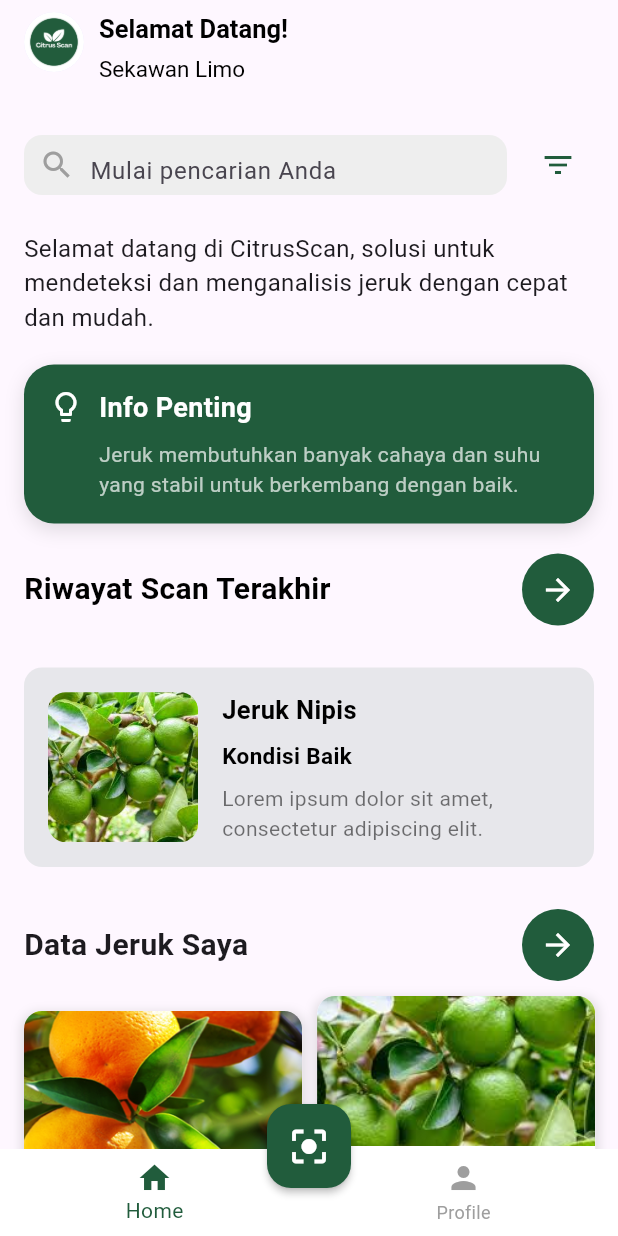
After one commit to Eddav29/CitrusScan-Project, a Flutter app: the screen it shows after launch, on a phone screen of 412 x 824 dp. The commit adds this screen. Run offline on Flutter 3.47's test engine with Material 3 defaults, Android fonts, the phone set to English and light mode, and no system bars; our stand-ins replace camera.

Commit message:
Add Layout : Homescreen

```diff
--- a/frontend/frontend_project/lib/main.dart
+++ b/frontend/frontend_project/lib/main.dart
@@ -1,18 +1,50 @@
-import 'package:citrus_scan/screen/camera_screen.dart';
 import 'package:flutter/material.dart';
+import 'screen/home_screen.dart';
+
 void main() {
-  runApp(MyApp());
+  runApp(CitrusScanApp());
 }
 
-class MyApp extends StatelessWidget {
+class CitrusScanApp extends StatelessWidget {
   @override
   Widget build(BuildContext context) {
     return MaterialApp(
-      title: 'Camera App',
+      debugShowCheckedModeBanner: false, // Menghilangkan tulisan "debug"
+      title: 'CitrusScan',
       theme: ThemeData(
-        primarySwatch: Colors.blue,
+        primarySwatch: createMaterialColor(Color(0xFF215C3C)), // Warna utama hijau
       ),
-      home: CameraScreen(), // Set CameraScreen sebagai halaman utama
+      initialRoute: '/', // Rute awal aplikasi
+      routes: {
+        '/': (context) => HomeScreen(),
+        // Tambahkan rute lainnya sesuai dengan fitur yang tersedia
+      },
     );
   }
+
+  // Fungsi untuk membuat MaterialColor dari Color
+  MaterialColor createMaterialColor(Color color) {
+    List<double> strengths = <double>[.05]; // Daftar tingkat kekuatan warna
+    Map<int, Color> swatch = {}; // Peta untuk menyimpan variasi warna
+    final int r = color.red, g = color.green, b = color.blue; // Ambil komponen RGB dari warna
+
+    // Menambahkan kekuatan warna yang berbeda
+    for (int i = 1; i < 10; i++) {
+      strengths.add(0.1 * i);
+    }
+
+    // Menghitung setiap variasi warna berdasarkan kekuatan
+    for (var strength in strengths) {
+      final double ds = 0.5 - strength;
+      swatch[(strength * 1000).round()] = Color.fromRGBO(
+        r + ((ds < 0 ? r : (255 - r)) * ds).round(),
+        g + ((ds < 0 ? g : (255 - g)) * ds).round(),
+        b + ((ds < 0 ? b : (255 - b)) * ds).round(),
+        1,
+      );
+    }
+
+    // Mengembalikan MaterialColor yang sudah dibuat
+    return MaterialColor(color.value, swatch);
+  }
 }
--- /dev/null
+++ b/frontend/frontend_project/lib/screen/data_jeruk_widget.dart
@@ -0,0 +1,72 @@
+import 'package:flutter/material.dart';
+
+class DataJerukWidget extends StatelessWidget {
+  final String namaJeruk; // Nama jeruk yang akan ditampilkan
+  final String tanggalScan; // Tanggal scan jeruk
+  final String imagePath; // Path gambar jeruk
+
+  DataJerukWidget({
+    required this.namaJeruk,
+    required this.tanggalScan,
+    required this.imagePath,
+  });
+
+  @override
+  Widget build(BuildContext context) {
+    return Container(
+      width: MediaQuery.of(context).size.width * 0.45, // Mengatur lebar widget menjadi 45% dari lebar layar
+      decoration: BoxDecoration(
+        color: Colors.white, // Warna latar belakang container
+        borderRadius: BorderRadius.circular(12), // Membuat sudut container melengkung
+        boxShadow: [
+          BoxShadow(
+            color: Colors.grey.withOpacity(0.3), // Bayangan berwarna abu-abu dengan sedikit transparansi
+            spreadRadius: 2, // Menyebarkan bayangan
+            blurRadius: 5, // Efek blur pada bayangan
+            offset: Offset(0, 3), // Offset bayangan dari widget
+          ),
+        ],
+      ),
+      child: Column(
+        crossAxisAlignment: CrossAxisAlignment.start, // Mengatur konten di dalam column agar mulai dari kiri
+        children: [
+          ClipRRect(
+            borderRadius: BorderRadius.only(
+              topLeft: Radius.circular(12), // Sudut kiri atas gambar melengkung
+              topRight: Radius.circular(12), // Sudut kanan atas gambar melengkung
+            ),
+            child: Image.asset(
+              imagePath, // Menampilkan gambar dari path yang diberikan
+              width: double.infinity, // Gambar memenuhi lebar container
+              height: 100, // Mengatur tinggi gambar
+              fit: BoxFit.cover, // Gambar menyesuaikan dengan ukuran widget tanpa terpotong
+            ),
+          ),
+          Padding(
+            padding: const EdgeInsets.all(8.0), // Padding di dalam konten teks
+            child: Column(
+              crossAxisAlignment: CrossAxisAlignment.start, // Teks dimulai dari sisi kiri
+              children: [
+                Text(
+                  namaJeruk, // Menampilkan nama jeruk
+                  style: TextStyle(
+                    fontWeight: FontWeight.bold, // Teks tebal
+                    fontSize: 16, // Ukuran font 16
+                  ),
+                ),
+                SizedBox(height: 4), // Memberikan jarak vertikal antara nama dan tanggal
+                Text(
+                  "Tanggal Scan: $tanggalScan", // Menampilkan label tanggal scan
+                  style: TextStyle(
+                    color: Colors.grey, // Warna teks abu-abu
+                    fontSize: 14, // Ukuran font 14
+                  ),
+                ),
+              ],
+            ),
+          ),
+        ],
+      ),
+    );
+  }
+}
--- /dev/null
+++ b/frontend/frontend_project/lib/screen/home_screen.dart
@@ -0,0 +1,163 @@
+import 'package:flutter/material.dart';
+import '../widgets/navigation_bar.dart';
+import 'tips_widget.dart';
+import 'recent_scan_widget.dart'; // Pastikan sudah mengimpor recent_scan_widget
+import 'data_jeruk_widget.dart';
+import '../widgets/app_bar.dart';
+
+class HomeScreen extends StatefulWidget {
+  @override
+  _HomeScreenState createState() => _HomeScreenState();
+}
+
+class _HomeScreenState extends State<HomeScreen> {
+  Color appBarColor = Colors.transparent; // Warna AppBar
+
+  @override
+  Widget build(BuildContext context) {
+    return Scaffold(
+      body: CustomScrollView(
+        slivers: [
+          SliverAppBar(
+            backgroundColor: appBarColor,
+            expandedHeight: 70.0,
+            floating: false,
+            pinned: false,
+            flexibleSpace: FlexibleSpaceBar(
+              background: CustomAppBar(backgroundColor: appBarColor),
+            ),
+          ),
+          SliverToBoxAdapter(
+            child: Padding(
+              padding: const EdgeInsets.all(16.0),
+              child: Column(
+                crossAxisAlignment: CrossAxisAlignment.start,
+                children: [
+                  // Bar pencarian
+                  Row(
+                    children: [
+                      Expanded(
+                        child: Container(
+                          height: 40,
+                          padding: EdgeInsets.symmetric(horizontal: 10),
+                          decoration: BoxDecoration(
+                            color: Colors.grey[200],
+                            borderRadius: BorderRadius.circular(12),
+                          ),
+                          child: Row(
+                            children: [
+                              Icon(Icons.search, color: Colors.grey),
+                              SizedBox(width: 10),
+                              Expanded(
+                                child: TextField(
+                                  decoration: InputDecoration(
+                                    hintText: 'Mulai pencarian Anda',
+                                    border: InputBorder.none,
+                                  ),
+                                ),
+                              ),
+                            ],
+                          ),
+                        ),
+                      ),
+                      SizedBox(width: 10),
+                      IconButton(
+                        icon: Icon(Icons.filter_list, color: Color(0xFF215C3C)),
+                        onPressed: () {
+                          print("Filter tapped");
+                        },
+                      ),
+                    ],
+                  ),
+                  SizedBox(height: 20),
+                  // Teks selamat datang
+                  Text(
+                    "Selamat datang di CitrusScan, solusi untuk mendeteksi dan menganalisis jeruk dengan cepat dan mudah.",
+                    style: TextStyle(fontSize: 16),
+                  ),
+                  SizedBox(height: 20),
+                  // Widget tips
+                  TipsWidget(),
+                  SizedBox(height: 20),
+                  // Riwayat scan terakhir
+                  Row(
+                    mainAxisAlignment: MainAxisAlignment.spaceBetween,
+                    children: [
+                      Text(
+                        "Riwayat Scan Terakhir",
+                        style: TextStyle(
+                          fontSize: 20,
+                          fontWeight: FontWeight.bold,
+                          color: Colors.black,
+                        ),
+                      ),
+                      // Ikon untuk melihat selengkapnya
+                      Container(
+                        decoration: BoxDecoration(
+                          color: Color(0xFF215C3C), // Warna hijau
+                          shape: BoxShape.circle, // Bentuk bulat
+                        ),
+                        child: IconButton(
+                          icon: Icon(Icons.arrow_forward, color: Colors.white),
+                          onPressed: () {
+                            print("Lihat Selengkapnya tapped");
+                          },
+                        ),
+                      ),
+                    ],
+                  ),
+                  SizedBox(height: 10),
+                  // Menampilkan riwayat scan
+                  RecentScanWidget(),
+                  SizedBox(height: 20),
+                  // Data jeruk saya
+                  Row(
+                    mainAxisAlignment: MainAxisAlignment.spaceBetween,
+                    children: [
+                      Text(
+                        "Data Jeruk Saya",
+                        style: TextStyle(fontSize: 20, fontWeight: FontWeight.bold),
+                      ),
+                      // Ikon untuk melihat selengkapnya
+                      Container(
+                        decoration: BoxDecoration(
+                          color: Color(0xFF215C3C), // Warna hijau
+                          shape: BoxShape.circle, // Bentuk bulat
+                        ),
+                        child: IconButton(
+                          icon: Icon(Icons.arrow_forward, color: Colors.white),
+                          onPressed: () {
+                            print("Lihat Selengkapnya Data Jeruk tapped");
+                          },
+                        ),
+                      ),
+                    ],
+                  ),
+                  SizedBox(height: 10),
+                  // Menampilkan data jeruk
+                  Row(
+                    mainAxisAlignment: MainAxisAlignment.spaceBetween,
+                    children: [
+                      DataJerukWidget(
+                        namaJeruk: "Jeruk Manis",
+                        tanggalScan: "2 Okt 2024", // Tanggal scan
+                        imagePath: 'assets/images/jeruk1.png',
+                      ),
+                      SizedBox(width: 10),
+                      DataJerukWidget(
+                        namaJeruk: "Jeruk Nipis",
+                        tanggalScan: "10 Okt 2024", // Tanggal scan
+                        imagePath: 'assets/images/jeruknipis.jpeg',
+                      ),
+                    ],
+                  ),
+                ],
+              ),
+            ),
+          ),
+        ],
+      ),
+      bottomNavigationBar: CustomNavigationBar(), // Navigasi bawah
+    );
+  }
+}
--- /dev/null
+++ b/frontend/frontend_project/lib/screen/recent_scan_widget.dart
@@ -0,0 +1,72 @@
+import 'package:flutter/material.dart';
+
+class RecentScanWidget extends StatelessWidget {
+  @override
+  Widget build(BuildContext context) {
+    return Column(
+      crossAxisAlignment: CrossAxisAlignment.start,
+      children: [
+        SizedBox(height: 10),
+        // Kartu Riwayat Scan
+        Padding(
+          padding: const EdgeInsets.symmetric(vertical: 8.0),
+          child: Container(
+            decoration: BoxDecoration(
+              color: Color(0xFF215C3C).withOpacity(0.1), // Warna hijau transparan
+              borderRadius: BorderRadius.circular(12), // Sudut melengkung
+            ),
+            padding: EdgeInsets.all(16),
+            child: Row(
+              children: [
+                // Gambar hasil scan
+                ClipRRect(
+                  borderRadius: BorderRadius.circular(12),
+                  child: Image.asset(
+                    'assets/images/jeruknipis.jpeg',
+                    width: 100, // Lebar gambar
+                    height: 100, // Tinggi gambar
+                    fit: BoxFit.cover, // Menjaga proporsi gambar
+                  ),
+                ),
+                SizedBox(width: 16), // Jarak antara gambar dan teks
+                // Kolom untuk menampilkan teks di sebelah kanan
+                Expanded(
+                  child: Column(
+                    crossAxisAlignment: CrossAxisAlignment.start,
+                    children: [
+                      Text(
+                        'Jeruk Nipis', // Nama produk
+                        style: TextStyle(
+                          fontSize: 17,
+                          fontWeight: FontWeight.bold,
+                          color: Colors.black, // Warna font hitam
+                        ),
+                      ),
+                      SizedBox(height: 8),
+                      Text(
+                        'Kondisi Baik', // Kondisi produk
+                        style: TextStyle(
+                          fontSize: 15,
+                          fontWeight: FontWeight.bold,
+                          color: Colors.black, // Warna font hitam
+                        ),
+                      ),
+                      SizedBox(height: 8),
+                      Text(
+                        'Lorem ipsum dolor sit amet, consectetur adipiscing elit.', // Keterangan tambahan
+                        style: TextStyle(
+                          fontSize: 14,
+                          color: Colors.black54, // Warna hitam dengan transparansi
+                        ),
+                      ),
+                    ],
+                  ),
+                ),
+              ],
+            ),
+          ),
+        ),
+      ],
+    );
+  }
+}
--- /dev/null
+++ b/frontend/frontend_project/lib/screen/tips_widget.dart
@@ -0,0 +1,62 @@
+import 'package:flutter/material.dart';
+
+class TipsWidget extends StatelessWidget {
+  @override
+  Widget build(BuildContext context) {
+    return Container(
+      decoration: BoxDecoration(
+        color: Color(0xFF215C3C), // Warna latar belakang sesuai dengan tema
+        borderRadius: BorderRadius.circular(20), // Sudut card melengkung
+        boxShadow: [
+          BoxShadow(
+            color: Colors.black12, // Warna bayangan
+            blurRadius: 10, // Tingkat kabur bayangan
+            offset: Offset(0, 4), // Posisi bayangan
+          ),
+        ],
+      ),
+      child: Padding(
+        padding: const EdgeInsets.all(16.0), // Jarak di dalam container
+        child: Row(
+          crossAxisAlignment: CrossAxisAlignment.start, // Penempatan vertikal pada row
+          children: [
+            // Ikon Lampu
+            Icon(
+              Icons.lightbulb_outline, // Ikon lampu
+              color: Colors.white, // Warna ikon putih
+              size: 24, // Ukuran ikon
+            ),
+            SizedBox(width: 10), // Jarak antara ikon dan teks
+
+            // Teks Info
+            Expanded(
+              child: Column(
+                crossAxisAlignment: CrossAxisAlignment.start, // Penempatan teks di kiri
+                children: [
+                  Text(
+                    "Info Penting", // Judul informasi
+                    style: TextStyle(
+                      fontSize: 18, // Ukuran font judul
+                      fontWeight: FontWeight.bold, // Bold untuk judul
+                      color: Colors.white, // Warna teks judul putih
+                    ),
+                  ),
+                  SizedBox(height: 8), // Jarak antara judul dan deskripsi
+                  Text(
+                    "Jeruk membutuhkan banyak cahaya dan suhu yang stabil untuk berkembang dengan baik.", // Deskripsi info
+                    style: TextStyle(
+                      fontSize: 14, // Ukuran font deskripsi
+                      color: Colors.white70, // Warna teks deskripsi dengan transparansi
+                    ),
+                  ),
+                ],
+              ),
+            ),
+
+            // Ikon untuk refresh atau reload (belum ada di kode, bisa ditambahkan jika perlu)
+          ],
+        ),
+      ),
+    );
+  }
+}
--- /dev/null
+++ b/frontend/frontend_project/lib/widgets/app_bar.dart
@@ -0,0 +1,62 @@
+import 'package:flutter/material.dart';
+
+class CustomAppBar extends StatelessWidget implements PreferredSizeWidget {
+  final Color backgroundColor;
+
+  CustomAppBar({required this.backgroundColor});
+
+  @override
+  Widget build(BuildContext context) {
+    return AppBar(
+      backgroundColor: backgroundColor, // Menentukan warna latar belakang AppBar
+      elevation: 0, // Menghilangkan bayangan pada AppBar
+      title: Row(
+        children: [
+          // Menampilkan logo di sebelah kiri
+          Container(
+            decoration: BoxDecoration(
+              color: Colors.white, // Mengatur warna background logo menjadi putih
+              shape: BoxShape.circle, // Membuat background berbentuk bulat
+            ),
+            child: CircleAvatar(
+              backgroundImage: AssetImage('assets/images/logo.png'), // Menggunakan logo dari folder assets
+              radius: 20, // Ukuran logo
+            ),
+          ),
+          SizedBox(width: 10), // Spasi antara logo dan teks
+
+          // Teks sambutan di sebelah kanan logo
+          Column(
+            crossAxisAlignment: CrossAxisAlignment.start, // Mengatur teks berposisi ke kiri
+            children: [
+              Padding(
+                padding: const EdgeInsets.only(top: 7), // Jarak teks dari atas
+                child: Text(
+                  "Selamat Datang!", // Teks utama
+                  style: TextStyle(
+                    fontSize: 17,
+                    fontWeight: FontWeight.bold,
+                    color: Colors.black, // Warna teks hitam
+                  ),
+                ),
+              ),
+              SizedBox(height: 6), // Jarak antara dua baris teks
+              Text(
+                "Sekawan Limo", // Teks kedua (nama pengguna atau perusahaan)
+                style: TextStyle(
+                  fontSize: 15,
+                  fontWeight: FontWeight.normal,
+                  color: Colors.black, // Warna teks hitam
+                ),
+              ),
+            ],
+          ),
+        ],
+      ),
+      automaticallyImplyLeading: false, // Tidak menampilkan tombol 'Back' secara otomatis
+    );
+  }
+
+  @override
+  Size get preferredSize => Size.fromHeight(70.0); // Ukuran tinggi AppBar
+}
--- /dev/null
+++ b/frontend/frontend_project/lib/widgets/navigation_bar.dart
@@ -0,0 +1,68 @@
+import 'package:flutter/material.dart';
+import 'package:citrus_scan/screen/camera_screen.dart'; // Pastikan ini sudah diimport
+
+class CustomNavigationBar extends StatefulWidget {
+  @override
+  _CustomNavigationBarState createState() => _CustomNavigationBarState();
+}
+
+class _CustomNavigationBarState extends State<CustomNavigationBar> {
+  int _currentIndex = 0; // Melacak indeks yang dipilih saat ini
+
+  @override
+  Widget build(BuildContext context) {
+    return Stack(
+      clipBehavior: Clip.none, // Mencegah elemen terpotong di luar batas
+      children: [
+        BottomNavigationBar(
+          currentIndex: _currentIndex, // Menandai item mana yang sedang aktif
+          onTap: (index) {
+            setState(() {
+              _currentIndex = index; // Mengubah indeks yang dipilih saat item ditekan
+            });
+
+            // Penanganan navigasi untuk Home dan Profile
+            if (index == 0) {
+              print('Home ditekan');
+              // Navigasi ke halaman Home
+            } else if (index == 1) {
+              print('Profile ditekan');
+              // Navigasi ke halaman Profile
+            }
+          },
+          items: [
+            BottomNavigationBarItem(
+              icon: Icon(Icons.home),
+              label: 'Home',
+            ),
+            BottomNavigationBarItem(
+              icon: Icon(Icons.person),
+              label: 'Profile',
+            ),
+          ],
+          type: BottomNavigationBarType.fixed, // Jenis navigasi bar tetap
+          backgroundColor: Colors.white,       // Warna latar belakang bar navigasi
+          elevation: 0,                        // Menghilangkan efek bayangan
+          selectedItemColor: Color(0xFF215C3C),  // Warna item yang dipilih (hijau)
+          unselectedItemColor: Colors.grey,      // Warna item yang tidak dipilih (abu-abu)
+        ),
+        Positioned(
+          top: -30, // Posisi tombol melayang di atas navbar
+          left: MediaQuery.of(context).size.width * 0.5 - 28, // Pusatkan tombol di navbar
+          child: FloatingActionButton(
+            onPressed: () {
+              // Navigasi ke CameraScreen ketika tombol Scan ditekan
+              Navigator.push(
+                context,
+                MaterialPageRoute(builder: (context) => CameraScreen()),
+              );
+            },
+            backgroundColor: Color(0xFF215C3C),  // Warna tombol (hijau)
+            child: Icon(Icons.center_focus_strong, size: 30, color: Colors.white), // Ikon untuk tombol scan
+            elevation: 2,  // Memberikan sedikit bayangan untuk tombol
+          ),
+        ),
+      ],
+    );
+  }
+}
--- a/frontend/frontend_project/pubspec.yaml
+++ b/frontend/frontend_project/pubspec.yaml
@@ -21,3 +21,6 @@ dev_dependencies:
 
 flutter:
   uses-material-design: true
+
+  assets:
+    - assets/images/
```
Also changed, not shown: frontend/frontend_project/assets/images/jeruk1.png (added), frontend/frontend_project/assets/images/jeruknipis.jpeg (added), frontend/frontend_project/assets/images/logo.png (added), 1 other file.
